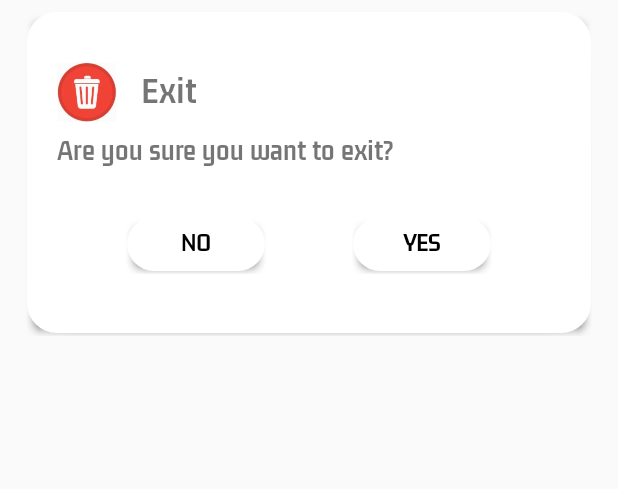
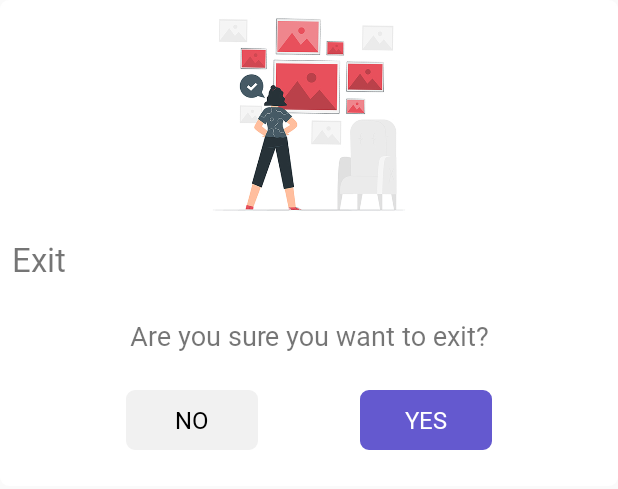
Before and after one commit to samesh97/Photo-editor-app, an Android app: the layout exit_dialog_layout.xml on its own in the app's theme, with its tools: preview values and no code run, on a phone screen of 412 x 824 dp. Shown: the top 489 px of the screen. Run offline under Robolectric (Android 15) with nearby library versions, the light colour scheme and no system bars; Roboto replaces fonts that are not available here.

Commit message:
09/06/2020 Re-designing custom dialogs

```diff
--- a/app/src/main/java/com/sba/sinhalaphotoeditor/MostUsedMethods/Methods.java
+++ b/app/src/main/java/com/sba/sinhalaphotoeditor/MostUsedMethods/Methods.java
@@ -752,6 +752,11 @@ public class Methods
         DisplayMetrics displayMetrics = context.getResources().getDisplayMetrics();
         return displayMetrics.heightPixels;
     }
+    public static float getDeviceWidthInPX(Context context)
+    {
+        DisplayMetrics displayMetrics = context.getResources().getDisplayMetrics();
+        return displayMetrics.widthPixels;
+    }
     public static Bitmap getResizedProfilePic(Context context,Bitmap image, int maxSize)
     {
 
--- a/app/src/main/java/com/sba/sinhalaphotoeditor/activities/DrawOnBitmapActivity.java
+++ b/app/src/main/java/com/sba/sinhalaphotoeditor/activities/DrawOnBitmapActivity.java
@@ -16,6 +16,7 @@ import android.view.MotionEvent;
 import android.view.ScaleGestureDetector;
 import android.view.View;
 import android.view.ViewGroup;
+import android.view.WindowManager;
 import android.widget.CompoundButton;
 import android.widget.ImageView;
 import android.widget.ProgressBar;
@@ -26,6 +27,7 @@ import com.github.chuross.library.ExpandableLayout;
 import com.google.android.material.bottomsheet.BottomSheetDialog;
 import com.sba.sinhalaphotoeditor.CallBacks.OnAsyncTaskState;
 import com.sba.sinhalaphotoeditor.CallBacks.OnTextAttributesChangedListner;
+import com.sba.sinhalaphotoeditor.MostUsedMethods.Methods;
 import com.sba.sinhalaphotoeditor.R;
 import com.sba.sinhalaphotoeditor.activities.drawOnBitmap.PaintView;
 import com.sba.sinhalaphotoeditor.adapters.TextColorAdapter;
@@ -155,6 +157,7 @@ public class DrawOnBitmapActivity extends AppCompatActivity implements OnTextAtt
         });
         if(dialog.getWindow() != null)
         {
+            dialog.getWindow().setFlags(WindowManager.LayoutParams.FLAG_FULLSCREEN, WindowManager.LayoutParams.FLAG_FULLSCREEN);
             dialog.getWindow().setDimAmount(0.0f);
         }
 
@@ -268,7 +271,8 @@ public class DrawOnBitmapActivity extends AppCompatActivity implements OnTextAtt
 
 
 
-        dialog.setContentView(view,new ViewGroup.LayoutParams(ViewGroup.LayoutParams.MATCH_PARENT,400));
+        int deviceHeight = (int) Methods.getDeviceHeightInPX(getApplicationContext());
+        dialog.setContentView(view,new ViewGroup.LayoutParams(ViewGroup.LayoutParams.MATCH_PARENT,deviceHeight / 2));
         dialog.show();
     }
     private void animateExpandableLayout()
--- /dev/null
+++ b/app/src/main/res/drawable/primary_color_round_bg_five_radius.xml
@@ -0,0 +1,10 @@
+<?xml version="1.0" encoding="utf-8"?>
+<shape xmlns:android="http://schemas.android.com/apk/res/android"
+    android:shape="rectangle">
+    <corners android:radius="5dp" />
+    <solid android:color="@color/colorPrimary" />
+
+    <stroke
+        android:width="1dp"
+        android:color="@color/colorPrimary" />
+</shape>
--- a/app/src/main/res/layout/exit_dialog_layout.xml
+++ b/app/src/main/res/layout/exit_dialog_layout.xml
@@ -3,63 +3,65 @@
     xmlns:app="http://schemas.android.com/apk/res-auto"
     xmlns:tools="http://schemas.android.com/tools"
     android:layout_width="match_parent"
-    android:layout_marginLeft="10dp"
-    android:layout_marginRight="10dp"
-    android:layout_height="wrap_content"
-    android:background="@drawable/custom_drop_shadow_drawable"
-    android:paddingTop="25dp"
-    android:paddingBottom="25dp">
+    android:background="@drawable/round_bg_transparent"
+    android:layout_height="wrap_content">
+
 
     <ImageView
-        android:id="@+id/imageView4"
-        android:layout_width="40dp"
-        android:layout_height="40dp"
-        android:layout_marginStart="20dp"
-        android:layout_marginTop="16dp"
-        android:src="@drawable/delete"
+        android:id="@+id/imageView6"
+        android:layout_width="match_parent"
+        android:layout_height="150dp"
+        android:src="@drawable/download_image_cartoon"
+        app:layout_constraintEnd_toEndOf="parent"
         app:layout_constraintStart_toStartOf="parent"
         app:layout_constraintTop_toTopOf="parent" />
+
 
     <TextView
         android:id="@+id/textView7"
         android:layout_width="wrap_content"
         android:layout_height="wrap_content"
-        android:layout_marginStart="16dp"
-        android:fontFamily="@font/gemunulibrebold"
+        android:layout_marginStart="8dp"
+        android:layout_marginTop="8dp"
+        android:fontFamily="@font/bindumathi"
         android:text="@string/app_exit_text"
-        android:textSize="25sp"
-        app:layout_constraintBottom_toBottomOf="@+id/imageView4"
-        app:layout_constraintStart_toEndOf="@+id/imageView4"
-        app:layout_constraintTop_toTopOf="@+id/imageView4" />
+        android:textSize="22sp"
+        android:visibility="gone"
+        app:layout_constraintStart_toStartOf="parent"
+        app:layout_constraintTop_toBottomOf="@+id/imageView6"
+        tools:visibility="visible" />
 
 
     <TextView
         android:id="@+id/textView8"
         android:layout_width="match_parent"
         android:layout_height="wrap_content"
-        android:layout_marginStart="20dp"
-        android:layout_marginTop="8dp"
-        android:layout_marginEnd="16dp"
-        android:fontFamily="@font/gemunulibrebold"
+        android:layout_marginStart="32dp"
+        android:layout_marginTop="24dp"
+        android:layout_marginEnd="32dp"
+        android:fontFamily="@font/bindumathi"
+        android:gravity="center"
         android:text="@string/exit_app_confirmation_text"
-        android:textSize="20sp"
+        android:textSize="18sp"
         app:layout_constraintEnd_toEndOf="parent"
+        app:layout_constraintHorizontal_bias="0.0"
         app:layout_constraintStart_toStartOf="parent"
-        app:layout_constraintTop_toBottomOf="@+id/imageView4" />
-
+        app:layout_constraintTop_toBottomOf="@+id/textView7" />
 
     <Button
         android:id="@+id/yesButton"
         android:layout_width="wrap_content"
-        android:layout_height="wrap_content"
+        android:layout_height="40dp"
         android:layout_marginTop="24dp"
         android:layout_marginEnd="16dp"
-        android:layout_marginBottom="16dp"
-        android:background="@drawable/custom_drop_shadow_drawable"
-        android:fontFamily="@font/gemunulibrebold"
+        android:layout_marginBottom="24dp"
+        android:background="@drawable/primary_color_round_bg_five_radius"
+        android:fontFamily="@font/bindumathi"
+        android:paddingLeft="25dp"
+        android:paddingRight="25dp"
         android:text="@string/exit_app_yes_text"
-        android:textColor="@android:color/black"
-        android:textSize="18sp"
+        android:textColor="@android:color/white"
+        android:textSize="16sp"
         app:layout_constraintBottom_toBottomOf="parent"
         app:layout_constraintEnd_toEndOf="parent"
         app:layout_constraintStart_toEndOf="@+id/noButton"
@@ -69,13 +71,15 @@
     <Button
         android:id="@+id/noButton"
         android:layout_width="wrap_content"
-        android:layout_height="wrap_content"
+        android:layout_height="40dp"
         android:layout_marginStart="16dp"
-        android:background="@drawable/custom_drop_shadow_drawable"
-        android:fontFamily="@font/gemunulibrebold"
+        android:background="@drawable/round_bg_ash"
+        android:fontFamily="@font/bindumathi"
         android:text="@string/exit_app_no_text"
         android:textColor="@android:color/black"
-        android:textSize="18sp"
+        android:textSize="16sp"
+        android:paddingLeft="25dp"
+        android:paddingRight="25dp"
         app:layout_constraintBottom_toBottomOf="@+id/yesButton"
         app:layout_constraintEnd_toStartOf="@+id/yesButton"
         app:layout_constraintStart_toStartOf="parent"
--- a/app/src/main/res/values/strings.xml
+++ b/app/src/main/res/values/strings.xml
@@ -42,9 +42,9 @@
     <string name="desc2">මෙහි තිබෙන button එක භාවිතා කර ඔබට වචන type කර photo එක මතට එක් කරගත හැක. එය පින්තූරයට add කරගැනීමෙන් පසුව එහි වර්ණය සහ text එකේ font එක වෙනස්කරගත හැක. එම අවස්තාවේදීම text එකට shadow එකක් හෝ glow එකක් ලබාදිය හැකි අතර ලබාදුන් glow එකේ වර්ණයද වෙනස් කරගත හැක.</string>
 
 
-    <string name="are_you_sure_want_to_exit_text">ඉවත් වීමකද ඔබ සකසාගෙන ඇති සියලුම පිංතූර මැකෙන අතර මෙය නැවත ලබාගත නොහැක. තවමත් ඔබට ඉවත් වීමට අවශ්‍යද?</string>
-    <string name="yes_text">අවශයයි</string>
-    <string name="no_text">අවශ්‍ය නැත</string>
+    <string name="are_you_sure_want_to_exit_text">ඉවත් වීමකද ඔබ සකසාගෙන ඇති සියලුම පිංතූර මැකෙන අතර මෙය නැවත ලබාගත නොහැක\nnතවමත් ඔබට ඉවත් වීමට අවශ්‍යද?</string>
+    <string name="yes_text">අවශ්‍යයි</string>
+    <string name="no_text">නැත</string>
     <string name="warning_text">අවවාදයයි!</string>
 
 
```
Also changed, not shown: app/src/main/java/com/sba/sinhalaphotoeditor/activities/EditorActivity.java (+58 -53 lines), app/src/main/java/com/sba/sinhalaphotoeditor/activities/ImageSavingActivity.java (+15 -4 lines), app/src/main/java/com/sba/sinhalaphotoeditor/activities/MainActivity.java (+9 -1 lines), app/src/main/res/drawable/download_image_cartoon.jpg (added), app/src/main/res/drawable/exit_editing_cartoon.jpg (added), 1 other file.
